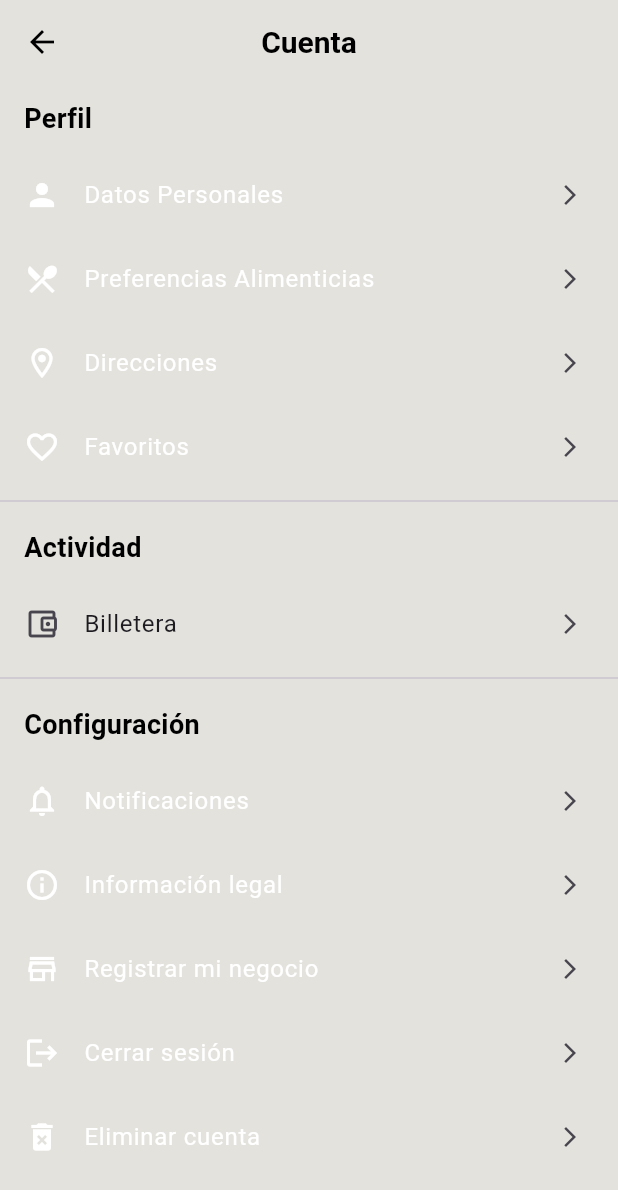
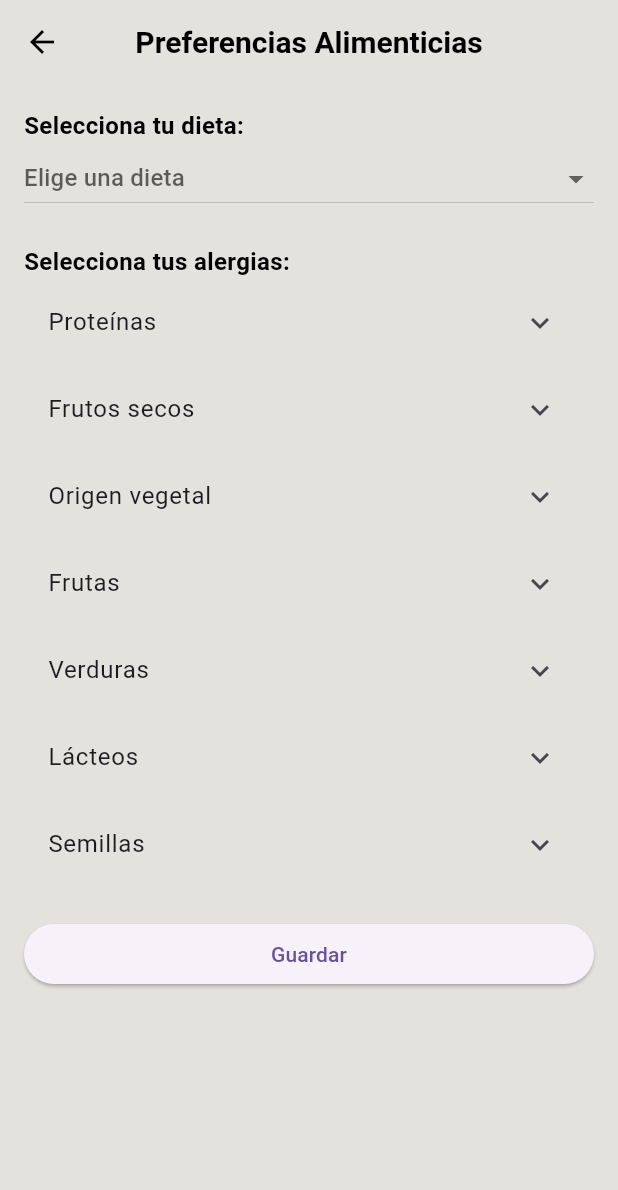
Before and after one commit to ADAG-of/ADAG.of, a Flutter app: the CuentaPage screen opened directly, after a tap on "Preferencias Alimenticias", on a phone screen of 412 x 824 dp. Shown: the top 1190 px of the screen. Run offline on Flutter 3.47's test engine with Material 3 defaults, Android fonts, the phone set to English and light mode, and no system bars; our stand-ins replace flutter_map, geolocator, latlong2, supabase_flutter; accounts and stored records are empty.

Commit message:
28-10-2025

```diff
--- a/lib/cuenta.dart
+++ b/lib/cuenta.dart
@@ -1,7 +1,72 @@
 import 'package:flutter/material.dart';
+import 'package:supabase_flutter/supabase_flutter.dart';
 
-class CuentaPage extends StatelessWidget {
+import 'datos_personales.dart';
+import 'preferencias_alimenticias.dart';
+import 'direcciones.dart';
+import 'favoritos.dart';
+import 'notificaciones.dart';
+import 'informacion_legal.dart';
+
+class CuentaPage extends StatefulWidget {
   const CuentaPage({super.key});
+
+  @override
+  State<CuentaPage> createState() => _CuentaPageState();
+}
+
+class _CuentaPageState extends State<CuentaPage> {
+  String? dieta;
+  List<String> alergias = [];
+  bool _loading = true;
+
+  @override
+  void initState() {
+    super.initState();
+    _cargarPreferencias();
+  }
+
+  Future<void> _cargarPreferencias() async {
+    try {
+      final supabase = Supabase.instance.client;
+      final user = supabase.auth.currentUser;
+
+      if (user == null) {
+        setState(() => _loading = false);
+        return;
+      }
+
+      final response = await supabase
+          .from('perfiles')
+          .select('dieta, alergias')
+          .eq('usuario_id', user.id)
+          .maybeSingle();
+
+      if (response != null) {
+        setState(() {
+          dieta = response['dieta'] as String?;
+          final alergiasData = response['alergias'];
+
+          if (alergiasData is String) {
+            alergias = alergiasData.isNotEmpty
+                ? alergiasData.split(',').map((e) => e.trim()).toList()
+                : [];
+          } else if (alergiasData is List) {
+            alergias = alergiasData.map((e) => e.toString()).toList();
+          } else {
+            alergias = [];
+          }
+
+          _loading = false;
+        });
+      } else {
+        setState(() => _loading = false);
+      }
+    } catch (e) {
+      debugPrint('Error al cargar preferencias: $e');
+      setState(() => _loading = false);
+    }
+  }
 
   @override
   Widget build(BuildContext context) {
@@ -12,49 +77,133 @@ class CuentaPage extends StatelessWidget {
         leading: IconButton(
           icon: const Icon(Icons.arrow_back),
           onPressed: () {
-            Navigator.pushNamed(context, '/inicio');
+            Navigator.pop(context); // ✅ Regresa a la pantalla anterior
           },
         ),
       ),
-      body: ListView(
-        children: [
+      body: _loading
+          ? const Center(child: CircularProgressIndicator())
+          : ListView(
+              children: [
+                _buildSectionTitle("Perfil"),
+                _buildListTile(
+                  Icons.person,
+                  "Datos Personales",
+                  onTap: () {
+                    Navigator.push(
+                      context,
+                      MaterialPageRoute(
+                        builder: (context) => const DatosPersonales(),
+                      ),
+                    );
+                  },
+                ),
 
-          _buildSectionTitle("Perfil"),
-          _buildListTile(Icons.person, "Datos Personales",
-              iconColor: Colors.white, textColor: Colors.white),
-          _buildListTile(Icons.restaurant_menu, "Preferencias Alimenticias",
-              iconColor: Colors.white, textColor: Colors.white),
-          _buildListTile(Icons.location_on_outlined, "Direcciones",
-              iconColor: Colors.white, textColor: Colors.white),
-          _buildListTile(Icons.favorite_border, "Favoritos",
-            iconColor: Colors.white, textColor: Colors.white),
+                _buildListTile(
+                  Icons.restaurant_menu,
+                  "Preferencias Alimenticias",
+                  subtitle: dieta != null
+                      ? "Dieta: $dieta\nAlergias: ${alergias.isEmpty ? "Ninguna" : alergias.join(", ")}"
+                      : "No configuradas",
+                  onTap: () {
+                    final user = Supabase.instance.client.auth.currentUser;
+                    if (user != null) {
+                      // Usar nombre si existe, si no el inicio del email, si no string vacío
+                      final nombre = (user.userMetadata?['nombre'] as String?) ??
+                          user.email?.split('@').first ??
+                          '';
+                      Navigator.push(
+                        context,
+                        MaterialPageRoute(
+                          builder: (context) => PreferenciasScreen(
+                            email: user.email ?? '',
+                            nombre: nombre,
+                          ),
+                        ),
+                      );
+                    } else {
+                      ScaffoldMessenger.of(context).showSnackBar(
+                        const SnackBar(content: Text("Debes iniciar sesión para editar tus preferencias.")),
+                      );
+                    }
+                  },
+                ),
 
-          const Divider(),
-
-
-          _buildSectionTitle("Actividad"),
-          _buildListTile(Icons.account_balance_wallet_outlined, "Billetera"),
-
-          const Divider(),
-
-
-          _buildSectionTitle("Configuración"),
-          _buildListTile(Icons.notifications_none, "Notificaciones",
-              iconColor: Colors.white, textColor: Colors.white),
-          _buildListTile(Icons.info_outline, "Información legal",
-              iconColor: Colors.white, textColor: Colors.white),
-          _buildListTile(Icons.store_mall_directory_outlined, "Registrar mi negocio",
-              iconColor: Colors.white, textColor: Colors.white),
-          _buildListTile(Icons.logout, "Cerrar sesión",
-              iconColor: Colors.white, textColor: Colors.white),
-          _buildListTile(Icons.delete_forever, "Eliminar cuenta",
-              iconColor: Colors.white, textColor: Colors.white),
-        ],
-      ),
+                _buildListTile(
+                  Icons.location_on_outlined,
+                  "Direcciones",
+                  onTap: () {
+                    Navigator.push(
+                      context,
+                      MaterialPageRoute(
+                        builder: (context) => const Direcciones(),
+                      ),
+                    );
+                  },
+                ),
+                _buildListTile(
+                  Icons.favorite_border,
+                  "Favoritos",
+                  onTap: () {
+                    Navigator.push(
+                      context,
+                      MaterialPageRoute(
+                        builder: (context) => const FavoritosPage(),
+                      ),
+                    );
+                  },
+                ),
+                const Divider(),
+                _buildSectionTitle("Configuración"),
+                _buildListTile(
+                  Icons.notifications_none,
+                  "Notificaciones",
+                  onTap: () {
+                    Navigator.push(
+                      context,
+                      MaterialPageRoute(
+                        builder: (context) => const Notificaciones(),
+                      ),
+                    );
+                  },
+                ),
+                _buildListTile(
+                  Icons.info_outline,
+                  "Información legal",
+                  onTap: () {
+                    Navigator.push(
+                      context,
+                      MaterialPageRoute(
+                        builder: (context) => const InformacionLegal(),
+                      ),
+                    );
+                  },
+                ),
+                _buildListTile(
+                  Icons.store_mall_directory_outlined,
+                  "Registrar mi negocio",
+                ),
+                _buildListTile(
+                  Icons.logout,
+                  "Cerrar sesión",
+                  onTap: () async {
+                    await Supabase.instance.client.auth.signOut();
+                    if (mounted) {
+                      Navigator.pushReplacementNamed(context, '/login');
+                    }
+                  },
+                ),
+                _buildListTile(
+                  Icons.delete_forever,
+                  "Eliminar cuenta",
+                  onTap: () {
+                    // 🚨 Aquí deberías agregar la lógica para eliminar la cuenta
+                  },
+                ),
+              ],
+            ),
     );
   }
-
-
 
   Widget _buildSectionTitle(String title) {
     return Padding(
@@ -66,18 +215,17 @@ class CuentaPage extends StatelessWidget {
     );
   }
 
-  Widget _buildListTile(IconData icon, String text,
-      {Color? iconColor, Color? textColor}) {
+  Widget _buildListTile(
+    IconData icon,
+    String title, {
+    String? subtitle,
+    VoidCallback? onTap,
+  }) {
     return ListTile(
-      leading: Icon(icon, color: iconColor),
-      title: Text(
-        text,
-        style: TextStyle(color: textColor),
-      ),
-      trailing: const Icon(Icons.arrow_forward_ios, size: 16),
-      onTap: () {
-        // 👉 Aquí podrías navegar a otra pantalla si hace falta
-      },
+      leading: Icon(icon, color: Colors.black),
+      title: Text(title, style: const TextStyle(color: Colors.black)),
+      subtitle: subtitle != null ? Text(subtitle) : null,
+      onTap: onTap,
     );
   }
 }
--- a/lib/main.dart
+++ b/lib/main.dart
@@ -9,6 +9,8 @@ import 'splash_screen.dart';
 import 'Home_Screen.dart';
 import 'favoritos.dart';
 import 'cuenta.dart';
+import 'datos_personales.dart';
+
 
 Future<void> main() async {
   WidgetsFlutterBinding.ensureInitialized();
--- /dev/null
+++ b/lib/preferencias_alimenticias.dart
@@ -0,0 +1,161 @@
+import 'package:flutter/material.dart';
+import 'package:supabase_flutter/supabase_flutter.dart';
+
+class PreferenciasScreen extends StatefulWidget {
+  final String email;
+  final String nombre;
+
+  const PreferenciasScreen({
+    super.key,
+    required this.email,
+    required this.nombre,
+  });
+
+  @override
+  State<PreferenciasScreen> createState() => _PreferenciasScreenState();
+}
+
+class _PreferenciasScreenState extends State<PreferenciasScreen> {
+  String? selectedDieta;
+  List<String> selectedAlergias = [];
+  bool _isLoading = false;
+
+  final List<String> dietas = [
+    "Vegano",
+    "Vegetariano",
+    "Keto",
+    "Kosher",
+    "Sin Azúcares",
+    "Sin Carbohidratos"
+  ];
+
+  final Map<String, List<String>> alergiasPorCategoria = {
+    "Proteínas": ["Pollo", "Pescado", "Huevo", "Carne de res", "Cerdo", "Mariscos"],
+    "Frutos secos": ["Almendras", "Nueces", "Avellanas", "Pistachos", "Castañas"],
+    "Origen vegetal": ["Lentejas", "Garbanzos", "Frijoles", "Trigo", "Maíz", "Soja"],
+    "Frutas": ["Manzana", "Plátano", "Naranja", "Fresa", "Kiwi"],
+    "Verduras": ["Lechuga", "Zanahoria", "Tomate", "Pepino", "Pimiento"],
+    "Lácteos": ["Leche", "Queso", "Yogur", "Manteca"],
+    "Semillas": ["Sésamo", "Chía", "Lino", "Girasol"],
+  };
+
+  Future<void> _guardarPreferencias() async {
+    if (selectedDieta == null || selectedDieta!.isEmpty) {
+      ScaffoldMessenger.of(context).showSnackBar(
+        const SnackBar(content: Text("Selecciona una dieta antes de continuar.")),
+      );
+      return;
+    }
+
+    setState(() => _isLoading = true);
+
+    try {
+      final supabase = Supabase.instance.client;
+      final user = supabase.auth.currentUser;
+      final usuarioId = user?.id; // <-- Usar el ID autenticado
+
+      if (usuarioId == null) {
+        ScaffoldMessenger.of(context).showSnackBar(
+          const SnackBar(content: Text("No se pudo obtener el usuario autenticado.")),
+        );
+        return;
+      }
+
+      final payload = {
+        "usuario_id": usuarioId,
+        "nombre_usuario": widget.nombre.isNotEmpty
+            ? widget.nombre
+            : widget.email.split('@').first,
+        "dieta": selectedDieta,
+        "alergias": selectedAlergias,
+      };
+
+      final response = await supabase
+          .from("perfiles")
+          .upsert(payload, onConflict: "usuario_id")
+          .select();
+
+      if (response.isEmpty) {
+        throw Exception("No se pudo guardar el perfil.");
+      }
+
+      ScaffoldMessenger.of(context).showSnackBar(
+        const SnackBar(content: Text("✅ Perfil guardado correctamente.")),
+      );
+
+      if (mounted) {
+        Navigator.pushReplacementNamed(context, "/home");
+      }
+    } catch (error) {
+      ScaffoldMessenger.of(context).showSnackBar(
+        SnackBar(content: Text("❌ Error: ${error.toString()}")),
+      );
+    } finally {
+      setState(() => _isLoading = false);
+    }
+  }
+
+  @override
+  Widget build(BuildContext context) {
+    return Scaffold(
+      appBar: AppBar(
+        title: const Text("Preferencias Alimenticias"),
+        centerTitle: true,
+      ),
+      body: _isLoading
+          ? const Center(child: CircularProgressIndicator())
+          : ListView(
+              padding: const EdgeInsets.all(16),
+              children: [
+                const Text("Selecciona tu dieta:",
+                    style: TextStyle(fontSize: 16, fontWeight: FontWeight.bold)),
+                DropdownButton<String>(
+                  value: selectedDieta,
+                  hint: const Text("Elige una dieta"),
+                  isExpanded: true,
+                  items: dietas.map((dieta) {
+                    return DropdownMenuItem(
+                      value: dieta,
+                      child: Text(dieta),
+                    );
+                  }).toList(),
+                  onChanged: (value) {
+                    setState(() {
+                      selectedDieta = value;
+                    });
+                  },
+                ),
+                const SizedBox(height: 20),
+                const Text("Selecciona tus alergias:",
+                    style: TextStyle(fontSize: 16, fontWeight: FontWeight.bold)),
+                ...alergiasPorCategoria.entries.map((entry) {
+                  return ExpansionTile(
+                    title: Text(entry.key),
+                    children: entry.value.map((alergia) {
+                      final isSelected = selectedAlergias.contains(alergia);
+                      return CheckboxListTile(
+                        title: Text(alergia),
+                        value: isSelected,
+                        onChanged: (bool? checked) {
+                          setState(() {
+                            if (checked == true) {
+                              selectedAlergias.add(alergia);
+                            } else {
+                              selectedAlergias.remove(alergia);
+                            }
+                          });
+                        },
+                      );
+                    }).toList(),
+                  );
+                }).toList(),
+                const SizedBox(height: 20),
+                ElevatedButton(
+                  onPressed: _guardarPreferencias,
+                  child: const Text("Guardar"),
+                ),
+              ],
+            ),
+    );
+  }
+}
```
Also changed, not shown: lib/datos_personales.dart (added, +13 -0 lines), lib/direcciones.dart (added, +13 -0 lines), lib/favoritos.dart (+4 -3 lines), lib/informacion_legal.dart (added, +13 -0 lines), lib/notificaciones.dart (added, +13 -0 lines), lib/register_screen.dart (+33 -40 lines), lib/restaurantes_screen.dart (+13 -22 lines).
